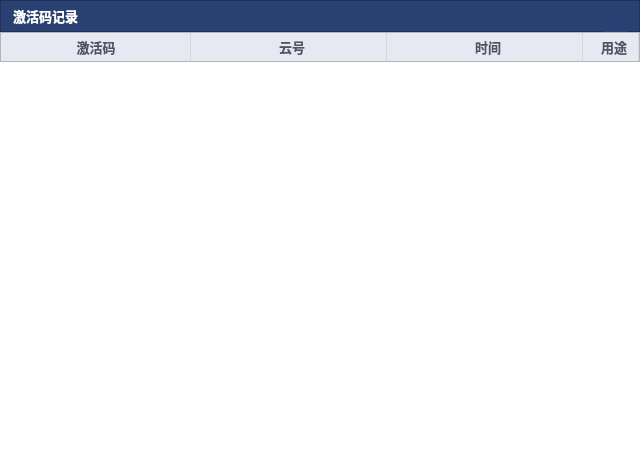
Old version of the form activecodehistorydialog.ui in the repository ZhouMei20220810/TEST.
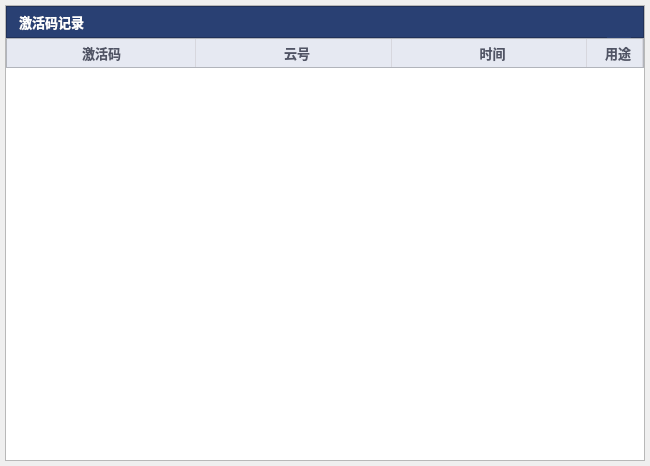
New version of the form. Icons and pictures are not drawn.

```diff
--- a/activecodehistorydialog.ui
+++ b/activecodehistorydialog.ui
@@ -6,8 +6,8 @@
    <rect>
     <x>0</x>
     <y>0</y>
-    <width>640</width>
-    <height>456</height>
+    <width>650</width>
+    <height>466</height>
    </rect>
   </property>
   <property name="windowTitle">
@@ -16,6 +16,30 @@
   <property name="styleSheet">
    <string notr="true"/>
   </property>
+  <layout class="QHBoxLayout" name="horizontalLayout_3">
+   <property name="spacing">
+    <number>0</number>
+   </property>
+   <property name="leftMargin">
+    <number>5</number>
+   </property>
+   <property name="topMargin">
+    <number>5</number>
+   </property>
+   <property name="rightMargin">
+    <number>5</number>
+   </property>
+   <property name="bottomMargin">
+    <number>5</number>
+   </property>
+   <item>
+    <widget class="QFrame" name="frame_2">
+     <property name="frameShape">
+      <enum>QFrame::StyledPanel</enum>
+     </property>
+     <property name="frameShadow">
+      <enum>QFrame::Raised</enum>
+     </property>
   <layout class="QVBoxLayout" name="verticalLayout">
    <property name="spacing">
     <number>0</number>
@@ -465,6 +489,9 @@
      <property name="styleSheet">
       <string notr="true">border:none;</string>
      </property>
+       </widget>
+      </item>
+     </layout>
     </widget>
    </item>
   </layout>
```
Lines whose indentation alone changed are shown as unchanged.
